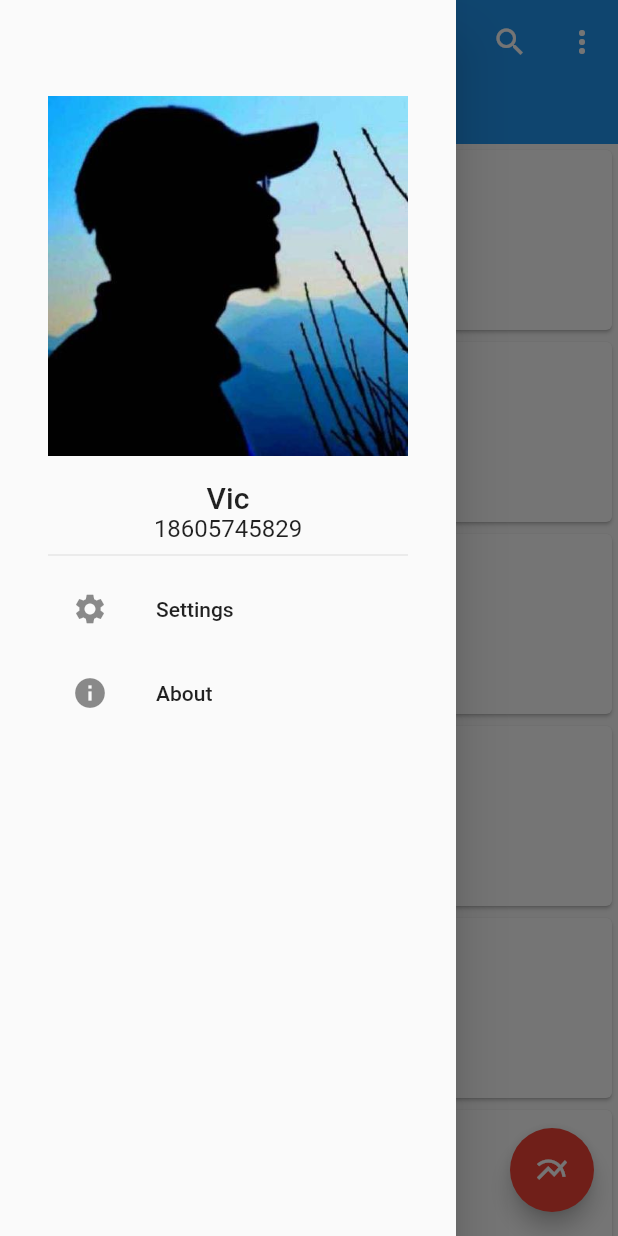
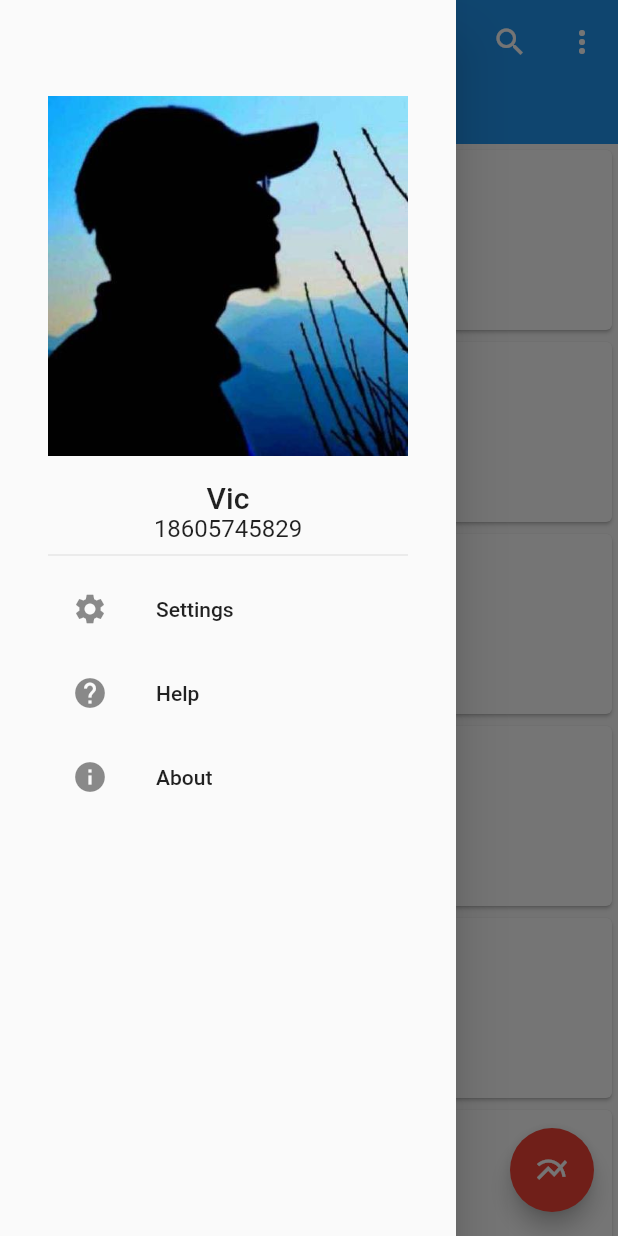
Before and after one commit to VicRen/flutter_learning, a Flutter app: the screen it shows after launch, with the side drawer open, on a phone screen of 412 x 824 dp. Run offline on Flutter 3.47's test engine with Material 2 defaults, Android fonts, the phone set to English and light mode, and no system bars; our stand-ins replace image_picker.

Commit message:
添加帮助选项

```diff
--- a/lib/home.dart
+++ b/lib/home.dart
@@ -51,6 +51,13 @@ class _HomePageState extends State<HomePage> {
         new ListTile(
           leading: new Icon(Icons.settings),
           title: new Text('Settings'),
+          onTap: () {
+            _popDrawer(DrawerAction.SETTINGS);
+          },
+        ),
+        new ListTile(
+          leading: new Icon(Icons.help),
+          title: new Text('Help'),
           onTap: () {
             _popDrawer(DrawerAction.SETTINGS);
           },
```
